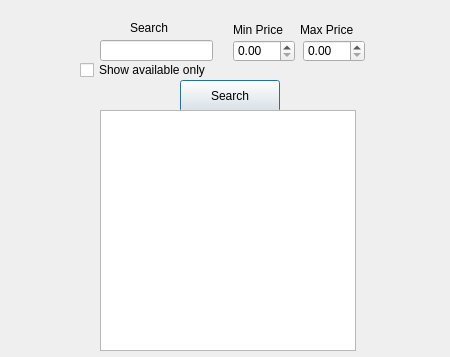
Before: the Qt Designer form userbrowseitems.ui in yassienE4/Lab_Project, drawn with Qt 5.
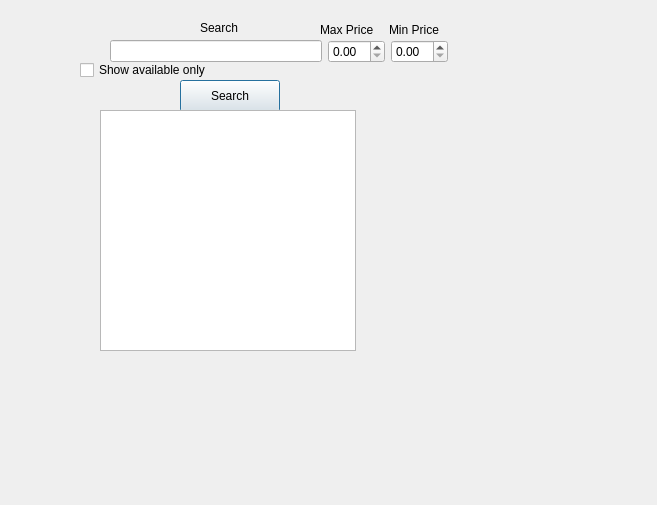
After: the same form once the commit is applied.

Patch:
```diff
--- a/userbrowseitems.ui
+++ b/userbrowseitems.ui
@@ -6,29 +6,19 @@
    <rect>
     <x>0</x>
     <y>0</y>
-    <width>450</width>
-    <height>357</height>
+    <width>657</width>
+    <height>505</height>
    </rect>
   </property>
   <property name="windowTitle">
    <string>Dialog</string>
   </property>
-  <widget class="QLineEdit" name="lineEditKeyWord">
-   <property name="geometry">
-    <rect>
-     <x>100</x>
-     <y>40</y>
-     <width>113</width>
-     <height>21</height>
-    </rect>
-   </property>
-  </widget>
   <widget class="QLabel" name="labelSearch">
    <property name="geometry">
     <rect>
-     <x>130</x>
+     <x>200</x>
      <y>20</y>
-     <width>58</width>
+     <width>91</width>
      <height>16</height>
     </rect>
    </property>
@@ -36,52 +26,6 @@
     <string>Search</string>
    </property>
   </widget>
-  <widget class="QDoubleSpinBox" name="MinPriceSpinBox">
-   <property name="geometry">
-    <rect>
-     <x>233</x>
-     <y>40</y>
-     <width>62</width>
-     <height>22</height>
-    </rect>
-   </property>
-  </widget>
-  <widget class="QDoubleSpinBox" name="MaxPriceSpinBox">
-   <property name="geometry">
-    <rect>
-     <x>303</x>
-     <y>40</y>
-     <width>62</width>
-     <height>22</height>
-    </rect>
-   </property>
-  </widget>
-  <widget class="QLabel" name="labelMinPrice">
-   <property name="geometry">
-    <rect>
-     <x>233</x>
-     <y>20</y>
-     <width>61</width>
-     <height>20</height>
-    </rect>
-   </property>
-   <property name="text">
-    <string>Min Price</string>
-   </property>
-  </widget>
-  <widget class="QLabel" name="labelMaxPrice">
-   <property name="geometry">
-    <rect>
-     <x>300</x>
-     <y>20</y>
-     <width>61</width>
-     <height>20</height>
-    </rect>
-   </property>
-   <property name="text">
-    <string>Max Price</string>
-   </property>
-  </widget>
   <widget class="QCheckBox" name="checkBoxAvailable">
    <property name="geometry">
     <rect>
@@ -118,6 +62,53 @@
     </rect>
    </property>
   </widget>
+  <widget class="QWidget" name="">
+   <property name="geometry">
+    <rect>
+     <x>110</x>
+     <y>40</y>
+     <width>338</width>
+     <height>23</height>
+    </rect>
+   </property>
+   <layout class="QHBoxLayout" name="horizontalLayout">
+    <item>
+     <widget class="QLineEdit" name="lineEditKeyWord"/>
+    </item>
+    <item>
+     <widget class="QDoubleSpinBox" name="MinPriceSpinBox"/>
+    </item>
+    <item>
+     <widget class="QDoubleSpinBox" name="MaxPriceSpinBox"/>
+    </item>
+   </layout>
+  </widget>
+  <widget class="QWidget" name="">
+   <property name="geometry">
+    <rect>
+     <x>320</x>
+     <y>20</y>
+     <width>131</width>
+     <height>20</height>
+    </rect>
+   </property>
+   <layout class="QHBoxLayout" name="horizontalLayout_2">
+    <item>
+     <widget class="QLabel" name="labelMaxPrice">
+      <property name="text">
+       <string>Max Price</string>
+      </property>
+     </widget>
+    </item>
+    <item>
+     <widget class="QLabel" name="labelMinPrice">
+      <property name="text">
+       <string>Min Price</string>
+      </property>
+     </widget>
+    </item>
+   </layout>
+  </widget>
  </widget>
  <resources/>
  <connections/>
```
